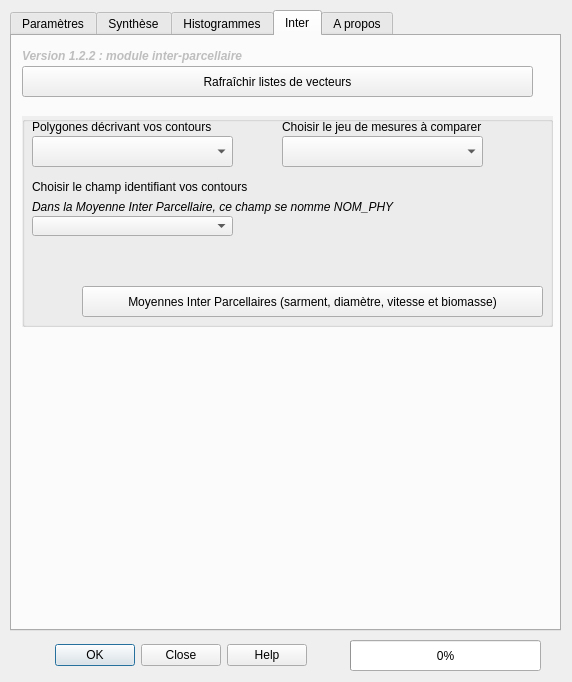
jhemmi/QgisPhysiocapPlugin, file Physiocap_dialog_base.ui: the form before one commit.
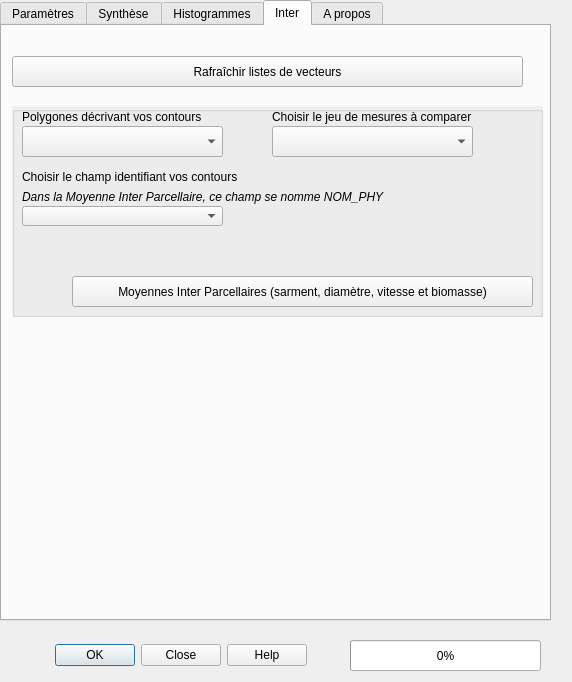
The form after the commit. The open tabs and pages were chosen to show the change.

```diff
--- a/Physiocap_dialog_base.ui
+++ b/Physiocap_dialog_base.ui
@@ -38,8 +38,8 @@
    </property>
    <property name="geometry">
     <rect>
-     <x>10</x>
-     <y>10</y>
+     <x>0</x>
+     <y>0</y>
      <width>551</width>
      <height>621</height>
     </rect>
@@ -785,22 +785,6 @@
     <attribute name="title">
      <string>Inter</string>
     </attribute>
-    <widget class="QLabel" name="label_60">
-     <property name="enabled">
-      <bool>false</bool>
-     </property>
-     <property name="geometry">
-      <rect>
-       <x>10</x>
-       <y>10</y>
-       <width>311</width>
-       <height>21</height>
-      </rect>
-     </property>
-     <property name="text">
-      <string>&lt;html&gt;&lt;head/&gt;&lt;body&gt;&lt;p&gt;&lt;span style=&quot; font-weight:600; font-style:italic;&quot;&gt;Version 1.2.2 : module inter-parcellaire&lt;/span&gt;&lt;/p&gt;&lt;/body&gt;&lt;/html&gt;</string>
-     </property>
-    </widget>
     <widget class="QGroupBox" name="groupBoxInter">
      <property name="geometry">
       <rect>
```
Left out of the diff: 206 changed lines with no effect on the pictures.
